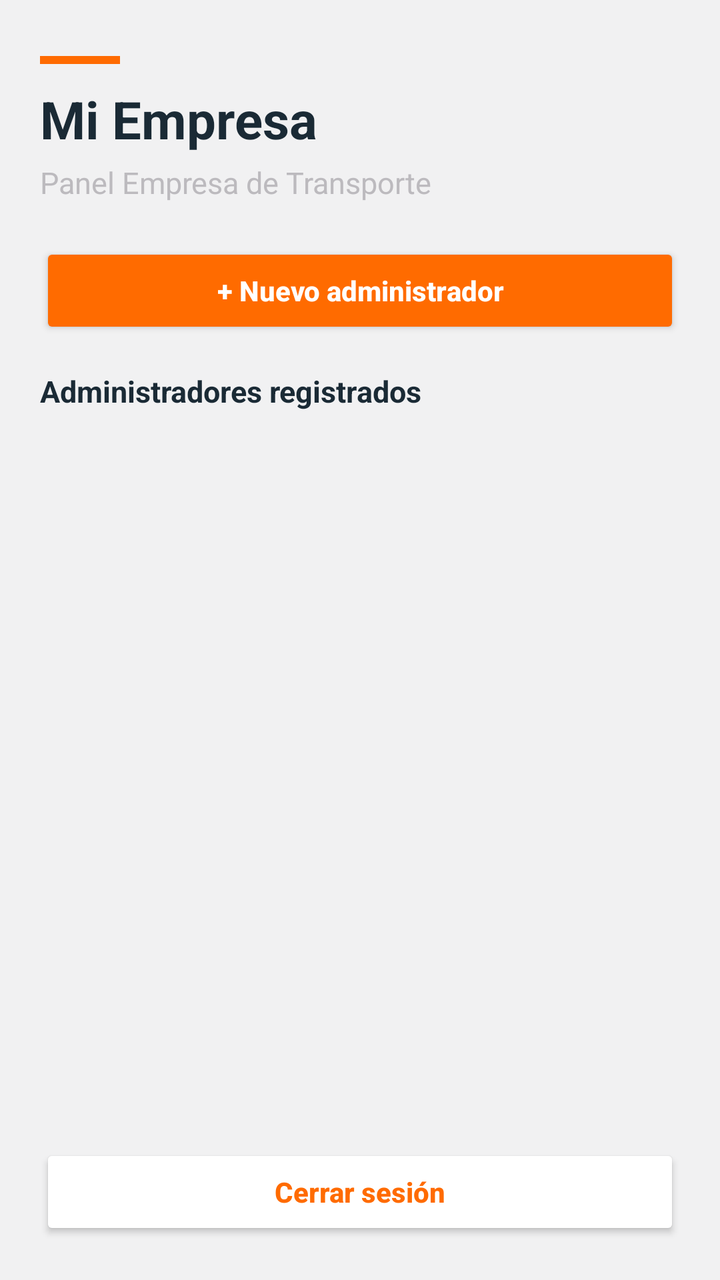
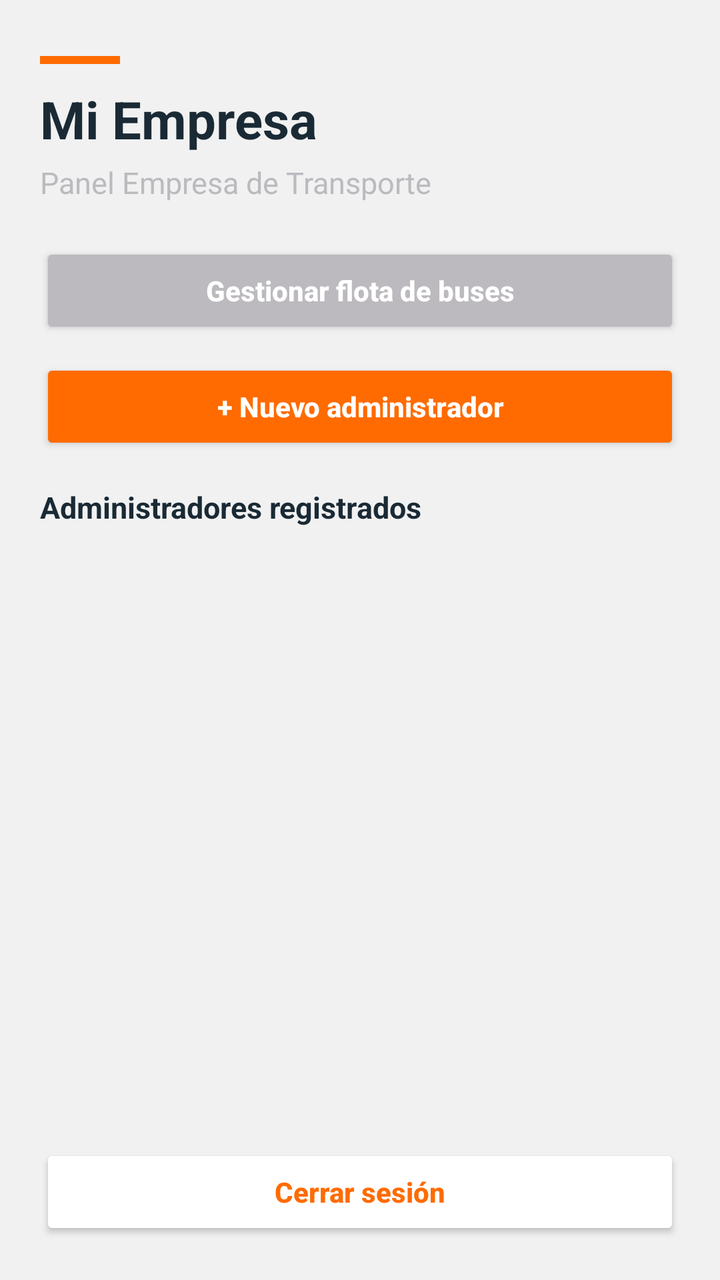

Screens rendered from an Android XML layout before and after an edit, with the pre-edit source and the edit as a unified diff.
<!-- AndroidManifest.xml: application theme Theme.Copia1APP -->
<!-- res/layout/activity_home_empresa.xml -->
<?xml version="1.0" encoding="utf-8"?>
<LinearLayout xmlns:android="http://schemas.android.com/apk/res/android"
    android:layout_width="match_parent"
    android:layout_height="match_parent"
    android:orientation="vertical"
    android:background="#F1F1F2"
    android:paddingStart="20dp"
    android:paddingEnd="20dp"
    android:paddingTop="28dp"
    android:paddingBottom="20dp">

    <View
        android:layout_width="40dp"
        android:layout_height="4dp"
        android:background="#FF6B00"
        android:layout_marginBottom="10dp" />

    <TextView
        android:id="@+id/tvNombreEmpresa"
        android:layout_width="match_parent"
        android:layout_height="wrap_content"
        android:text="Mi Empresa"
        android:textSize="26sp"
        android:textStyle="bold"
        android:textColor="#1A2A35"
        android:layout_marginBottom="4dp" />

    <TextView
        android:layout_width="match_parent"
        android:layout_height="wrap_content"
        android:text="Panel Empresa de Transporte"
        android:textSize="15sp"
        android:textColor="#BCBABE"
        android:layout_marginBottom="20dp" />

    <ProgressBar
        android:id="@+id/progressBarEmpresa"
        android:layout_width="wrap_content"
        android:layout_height="wrap_content"
        android:layout_gravity="center_horizontal"
        android:visibility="gone"
        android:layout_marginBottom="8dp" />

    <Button
        android:id="@+id/btnAgregarAdmin"
        android:layout_width="match_parent"
        android:layout_height="wrap_content"
        android:text="+ Nuevo administrador"
        android:textAllCaps="false"
        android:textStyle="bold"
        android:textColor="#FFFFFF"
        android:backgroundTint="#FF6B00"
        android:padding="12dp"
        android:layout_marginBottom="16dp" />

    <TextView
        android:layout_width="match_parent"
        android:layout_height="wrap_content"
        android:text="Administradores registrados"
        android:textSize="15sp"
        android:textStyle="bold"
        android:textColor="#1A2A35"
        android:layout_marginBottom="8dp" />

    <androidx.recyclerview.widget.RecyclerView
        android:id="@+id/rvAdminsEmpresa"
        android:layout_width="match_parent"
        android:layout_height="0dp"
        android:layout_weight="1" />

    <Button
        android:id="@+id/btnCerrarSesionEmpresa"
        android:layout_width="match_parent"
        android:layout_height="wrap_content"
        android:text="Cerrar sesión"
        android:textAllCaps="false"
        android:textColor="#FF6B00"
        android:textStyle="bold"
        android:backgroundTint="#FFFFFF"
        android:padding="12dp"
        android:layout_marginTop="12dp" />

</LinearLayout>
<!-- resources referenced by this layout -->
<resources>
  <style name="Theme.Copia1APP" parent="Base.Theme.Copia1APP" />
  <style name="Base.Theme.Copia1APP" parent="Theme.AppCompat.Light">
          
          
      </style>
</resources>

<!-- the commit's change to res/layout/activity_home_empresa.xml (unified diff, before → after) -->
@@ -42,6 +42,18 @@
         android:layout_marginBottom="8dp" />
 
     <Button
+        android:id="@+id/btnGestionarFlota"
+        android:layout_width="match_parent"
+        android:layout_height="wrap_content"
+        android:text="Gestionar flota de buses"
+        android:textAllCaps="false"
+        android:textStyle="bold"
+        android:textColor="#FFFFFF"
+        android:backgroundTint="@color/colorGris"
+        android:padding="12dp"
+        android:layout_marginBottom="10dp" />
+
+    <Button
         android:id="@+id/btnAgregarAdmin"
         android:layout_width="match_parent"
         android:layout_height="wrap_content"
<!-- resource entries referenced after the edit -->
@@ -1,5 +1,6 @@
 <!-- resources referenced by this layout -->
 <resources>
+  <color name="colorGris">#BCBABE</color>
   <style name="Theme.Copia1APP" parent="Base.Theme.Copia1APP" />
   <style name="Base.Theme.Copia1APP" parent="Theme.AppCompat.Light">
           
